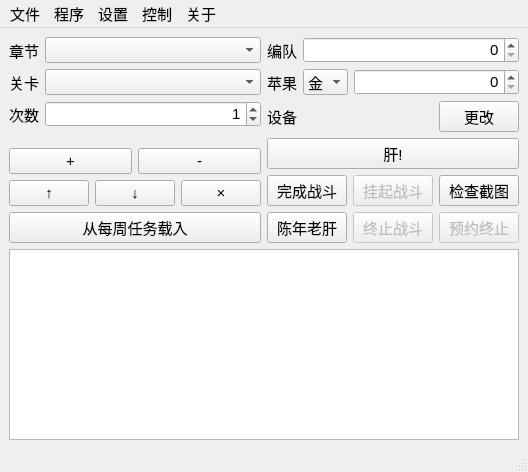
Before: the Qt Designer form FGO-py/fgoMainWindow.ui in hgjazhgj/FGO-py, drawn with Qt 5.
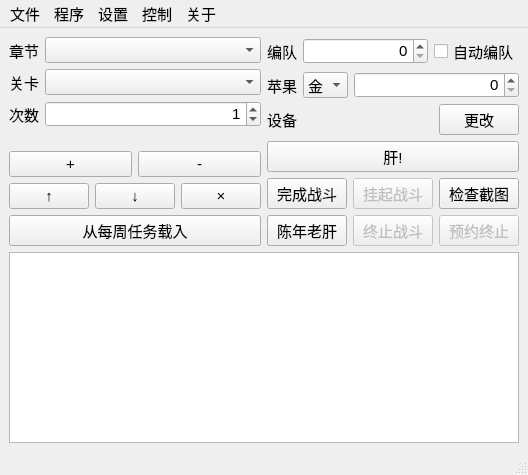
After: the same form once the commit is applied.

Diff of the .ui file:
```diff
--- a/FGO-py/fgoMainWindow.ui
+++ b/FGO-py/fgoMainWindow.ui
@@ -159,7 +159,15 @@
            </widget>
           </item>
           <item row="0" column="1">
+           <layout class="QHBoxLayout" name="LAYOUT_INFO_TEAM">
+            <item>
            <widget class="QSpinBox" name="TXT_TEAM">
+              <property name="sizePolicy">
+               <sizepolicy hsizetype="Expanding" vsizetype="Fixed">
+                <horstretch>0</horstretch>
+                <verstretch>0</verstretch>
+               </sizepolicy>
+              </property>
             <property name="contextMenuPolicy">
              <enum>Qt::NoContextMenu</enum>
             </property>
@@ -173,6 +181,15 @@
              <number>10</number>
             </property>
            </widget>
+            </item>
+            <item>
+             <widget class="QCheckBox" name="CKB_TEAM">
+              <property name="text">
+              <string>自动编队</string>
+             </property>
+            </widget>
+            </item>
+           </layout>
           </item>
           <item row="1" column="0">
            <widget class="QLabel" name="LBL_APPLE">
```
Lines whose indentation alone changed are shown as unchanged.
